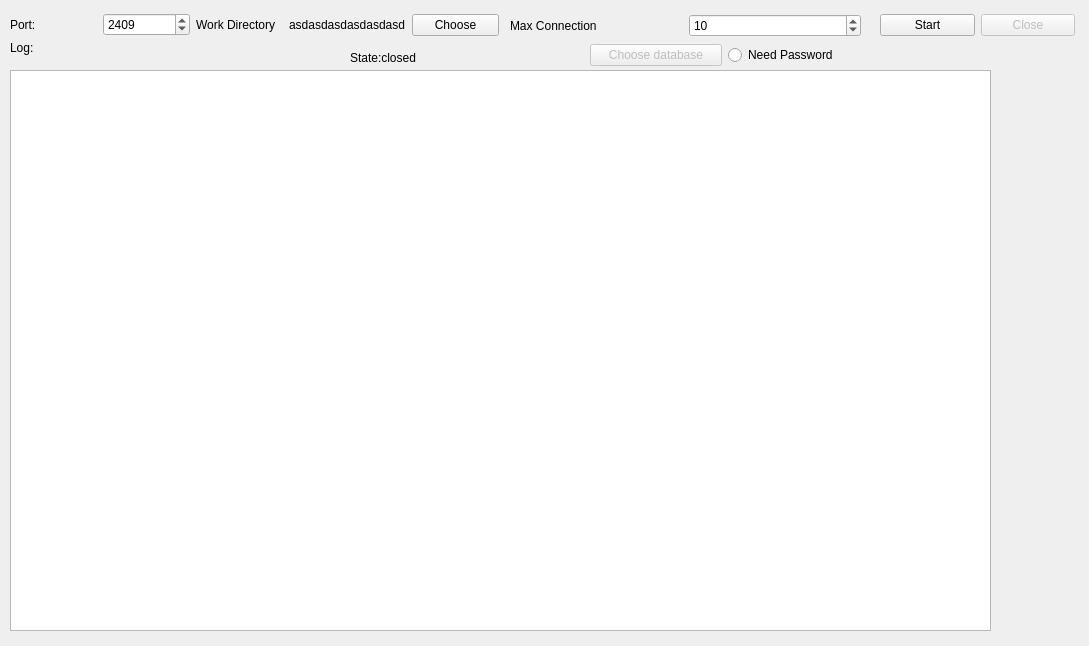
RisingEntropy/NetCpy, file serverui.ui: the form before one commit.
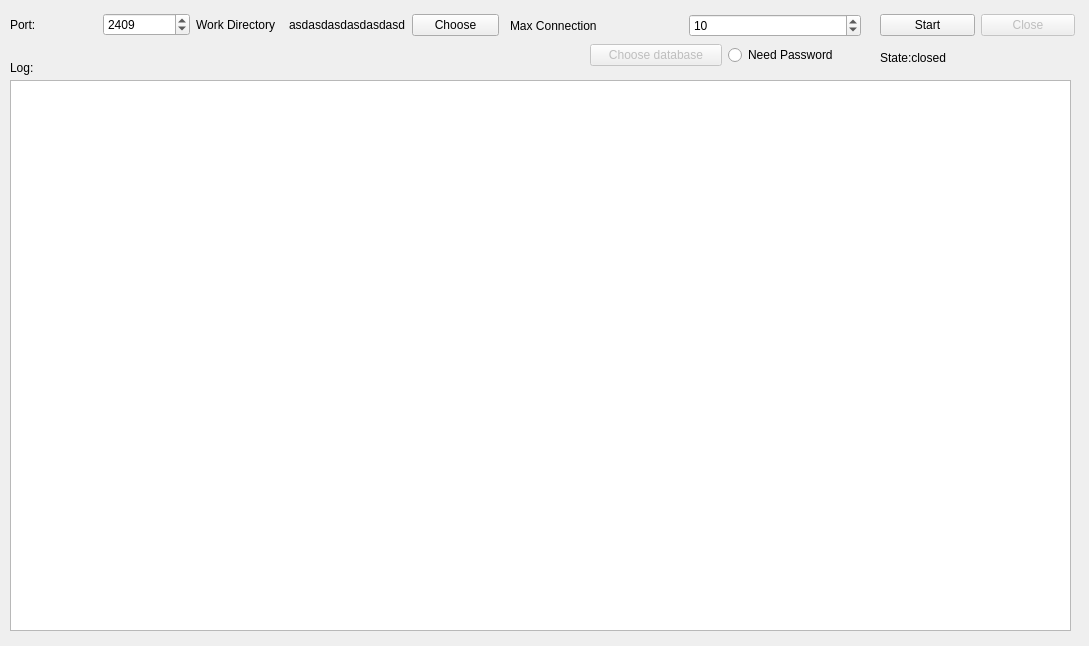
The form after the commit.

```diff
--- a/serverui.ui
+++ b/serverui.ui
@@ -20,9 +20,9 @@
    <property name="geometry">
     <rect>
      <x>10</x>
-     <y>70</y>
-     <width>981</width>
-     <height>561</height>
+     <y>80</y>
+     <width>1061</width>
+     <height>551</height>
     </rect>
    </property>
    <property name="documentTitle">
@@ -36,7 +36,7 @@
    <property name="geometry">
     <rect>
      <x>10</x>
-     <y>40</y>
+     <y>60</y>
      <width>72</width>
      <height>15</height>
     </rect>
@@ -48,7 +48,7 @@
   <widget class="QLabel" name="label_5">
    <property name="geometry">
     <rect>
-     <x>350</x>
+     <x>880</x>
      <y>50</y>
      <width>111</width>
      <height>16</height>
```
